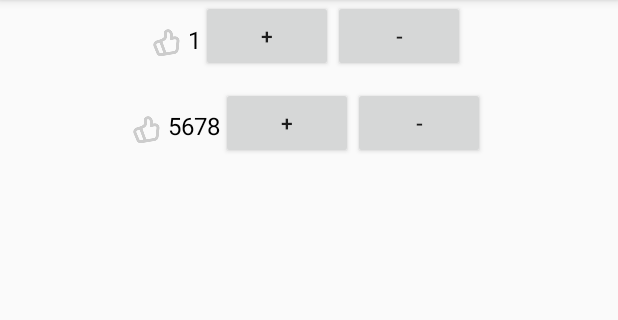
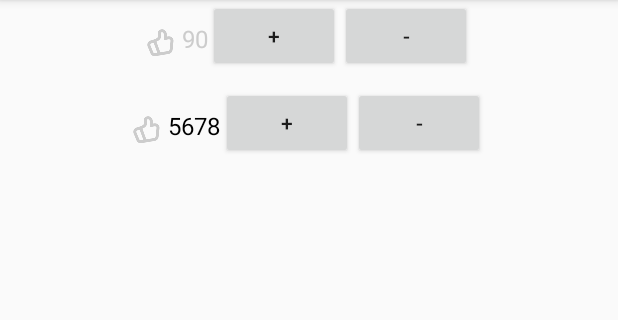
Before and after one commit to lber19535/JKFavorButton, an Android app: the screen it shows after launch (FavorActivity), on a phone screen of 412 x 824 dp, the part 84-404 px from its top. Run offline under Robolectric (Android 15) with nearby library versions, the phone set to English and light mode, and no system bars.

Commit message:
1.add attr numberColor 2.move animator to animator directory

```diff
--- a/app/src/main/java/com/example/bill/jkfavorbutton/FavorNumberView.java
+++ b/app/src/main/java/com/example/bill/jkfavorbutton/FavorNumberView.java
@@ -46,7 +46,7 @@ public class FavorNumberView extends View {
 
     public FavorNumberView(Context context, @Nullable AttributeSet attrs) {
         super(context, attrs);
-        mNumberPaint.setColor(Color.BLACK);
+        mNumberPaint.setColor(Color.BLACK); // default color use black
         mNumberPaint.setTextSize(context.getResources().getDimension(R.dimen.jk_favor_number_size));
         mNumberPaint.setStyle(Paint.Style.STROKE);
         mNewNumberPaint = new Paint(mNumberPaint);
@@ -64,8 +64,14 @@ public class FavorNumberView extends View {
         mNeedAnim = true;
         setNumber(number);
         mDifferentIndex = getDifferenceIndex();
-        System.out.println("diff " + mDifferentIndex);
         animNumberChange();
+    }
+
+    public void setNumberColor(int color) {
+        mNewNumberPaint.setColor(color);
+        mOldNumberPaint.setColor(color);
+        mNumberPaint.setColor(color);
+        invalidate();
     }
 
     private void animNumberChange() {
--- a/app/src/main/res/layout/activity_favor.xml
+++ b/app/src/main/res/layout/activity_favor.xml
@@ -15,7 +15,8 @@
             android:id="@+id/favor_1"
             android:layout_width="wrap_content"
             android:layout_height="wrap_content"
-            app:number="1" />
+            app:number="90"
+            app:numberColor="@color/favor_number" />
 
         <Button
             android:id="@+id/up_1"
@@ -43,7 +44,8 @@
             android:id="@+id/favor_2"
             android:layout_width="wrap_content"
             android:layout_height="wrap_content"
-            app:number="5678" />
+            app:number="5678"
+            app:numberColor="@android:color/black" />
 
         <Button
             android:id="@+id/up_2"
--- a/app/src/main/res/values/attrs.xml
+++ b/app/src/main/res/values/attrs.xml
@@ -2,5 +2,6 @@
 <resources>
     <declare-styleable name="FavorButton">
         <attr name="number" format="integer" />
+        <attr name="numberColor" format="color" />
     </declare-styleable>
 </resources>
--- a/app/src/main/res/values/colors.xml
+++ b/app/src/main/res/values/colors.xml
@@ -3,4 +3,5 @@
     <color name="colorPrimary">#3F51B5</color>
     <color name="colorPrimaryDark">#303F9F</color>
     <color name="colorAccent">#FF4081</color>
+    <color name="favor_number">#cccccc</color>
 </resources>
```
Also changed, not shown: app/src/main/java/com/example/bill/jkfavorbutton/FavorButton.java (+10 -6 lines), app/src/main/res/animator/anim_hide.xml (renamed from app/src/main/res/anim/anim_hide.xml), app/src/main/res/animator/anim_show.xml (renamed from app/src/main/res/anim/anim_show.xml).
